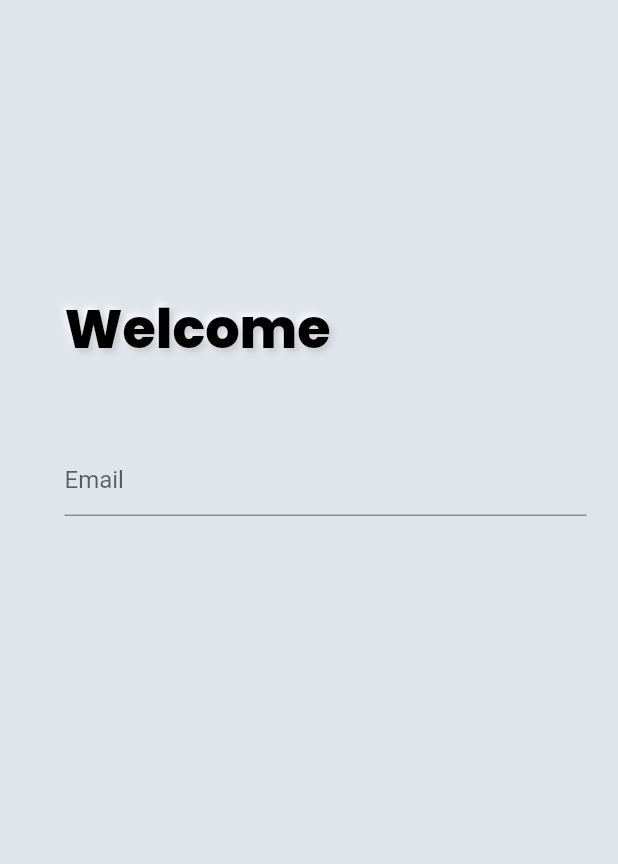
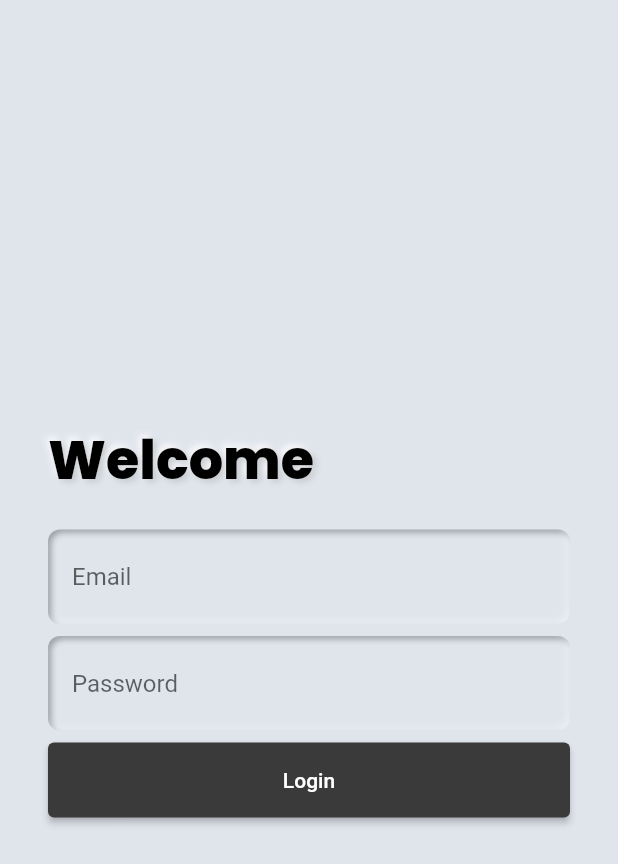
Before and after one commit to Sammonnay-Sarcar/Smart-Refrigerator, a Flutter app: the loginScreen screen opened directly, on a phone screen of 412 x 824 dp. Shown: the top 864 px of the screen. Run offline on Flutter 3.47's test engine with Material 2 defaults, Android fonts, the phone set to English and light mode, and no system bars; drawn by our look-alikes of flutter_neumorphic; our stand-ins replace flutter_feather_icons; missing offline and left inert: knob_widget.

Commit message:
Text field added

```diff
--- /dev/null
+++ b/lib/common/custom_button.dart
@@ -0,0 +1,24 @@
+// ignore_for_file: public_member_api_docs, sort_constructors_first
+import 'package:flutter/material.dart';
+
+class CustomButton extends StatelessWidget {
+  final String text;
+  final Color backgroundColour;
+  final VoidCallback onTap;
+  const CustomButton({
+    Key? key,
+    required this.text,
+    required this.backgroundColour,
+    required this.onTap,
+  }) : super(key: key);
+
+  @override
+  Widget build(BuildContext context) {
+    return ElevatedButton(
+        onPressed: onTap,
+        style: ElevatedButton.styleFrom(
+            minimumSize: const Size(double.infinity, 50),
+            primary: backgroundColour),
+        child: Text(text));
+  }
+}
--- /dev/null
+++ b/lib/common/widgets/custom_textfield.dart
@@ -0,0 +1,37 @@
+// ignore_for_file: public_member_api_docs, sort_constructors_first
+import 'package:flutter/material.dart';
+import 'package:flutter_neumorphic/flutter_neumorphic.dart';
+
+class CustomTextfield extends StatelessWidget {
+  final TextEditingController textEditingController;
+  final String hintText;
+  const CustomTextfield({
+    Key? key,
+    required this.textEditingController,
+    required this.hintText,
+  }) : super(key: key);
+
+  @override
+  Widget build(BuildContext context) {
+    return Neumorphic(
+      style: NeumorphicStyle(depth: -4, shape: NeumorphicShape.flat),
+      child: Padding(
+        padding: const EdgeInsets.symmetric(horizontal: 4.0, vertical: 2),
+        child: TextFormField(
+          validator: (val) {
+            if (val == null || val.isEmpty) {
+              return 'Enter your $hintText';
+            }
+            return null;
+          },
+          controller: textEditingController,
+          decoration: InputDecoration(
+            hintText: hintText,
+            disabledBorder: OutlineInputBorder(borderSide: BorderSide.none),
+            enabledBorder: OutlineInputBorder(borderSide: BorderSide.none),
+          ),
+        ),
+      ),
+    );
+  }
+}
--- a/lib/features/LoginScreen/login_screen.dart
+++ b/lib/features/LoginScreen/login_screen.dart
@@ -1,3 +1,5 @@
+import 'package:cold_storage/common/custom_button.dart';
+import 'package:cold_storage/common/widgets/custom_textfield.dart';
 import 'package:cold_storage/features/LoginScreen/login_bar.dart';
 import 'package:flutter/material.dart';
 import 'package:flutter_neumorphic/flutter_neumorphic.dart';
@@ -12,11 +14,59 @@ class loginScreen extends StatefulWidget {
 }
 
 class _loginScreenState extends State<loginScreen> {
+  final _signinFormKey = GlobalKey<FormState>();
+  final TextEditingController _emailController = TextEditingController();
+  final TextEditingController _passwordController = TextEditingController();
+
   @override
   Widget build(BuildContext context) {
-    return const Scaffold(
-      appBar: PreferredSize(preferredSize: Size.zero, child: login_bar()),
-      body: loginCredentials(),
-    );
+    return Scaffold(
+        // appBar: PreferredSize(preferredSize: Size.zero, child: login_bar()),
+        body: Column(
+      mainAxisAlignment: MainAxisAlignment.center,
+      children: [
+        Container(
+            padding: EdgeInsets.symmetric(horizontal: 32),
+            child: SingleChildScrollView(
+              physics: AlwaysScrollableScrollPhysics(),
+              // padding: EdgeInsets.fromLTRB(10, 10, 10, 10),
+              child: Column(
+                mainAxisAlignment: MainAxisAlignment.start,
+                crossAxisAlignment: CrossAxisAlignment.start,
+                children: [
+                  NeumorphicText("Welcome",
+                      textStyle: NeumorphicTextStyle(
+                        fontFamily: 'Poppins',
+                        fontSize: 36,
+                        fontWeight: FontWeight.w800,
+                      ),
+                      style: const NeumorphicStyle(
+                        depth: 5,
+                        color: Colors.black,
+                        shadowDarkColor: Colors.grey,
+                      )),
+                  const SizedBox(
+                    height: 20,
+                  ),
+                  CustomTextfield(
+                      textEditingController: _emailController,
+                      hintText: "Email"),
+                  SizedBox(
+                    height: 8,
+                  ),
+                  CustomTextfield(
+                      textEditingController: _passwordController,
+                      hintText: "Password"),
+                  SizedBox(height: 8),
+                  CustomButton(
+                    text: "Login",
+                    backgroundColour: Color.fromRGBO(58, 58, 58, 100),
+                    onTap: () => {_signinFormKey.currentState!.validate()},
+                  )
+                ],
+              ),
+            )),
+      ],
+    ));
   }
 }
--- a/lib/main.dart
+++ b/lib/main.dart
@@ -1,4 +1,5 @@
 import 'package:cold_storage/bottomNavigationBar.dart';
+import 'package:cold_storage/features/LoginScreen/login_screen.dart';
 import 'package:flutter/material.dart';
 import 'package:flutter_neumorphic/flutter_neumorphic.dart';
 
@@ -30,7 +31,7 @@ class _MyAppState extends State<MyApp> {
         lightSource: LightSource.topLeft,
         depth: 6,
       ),
-      home: RoundedBottomNavigationBar(),
+      home: loginScreen(),
     );
   }
 }
```
Also changed, not shown: 1 other file.
